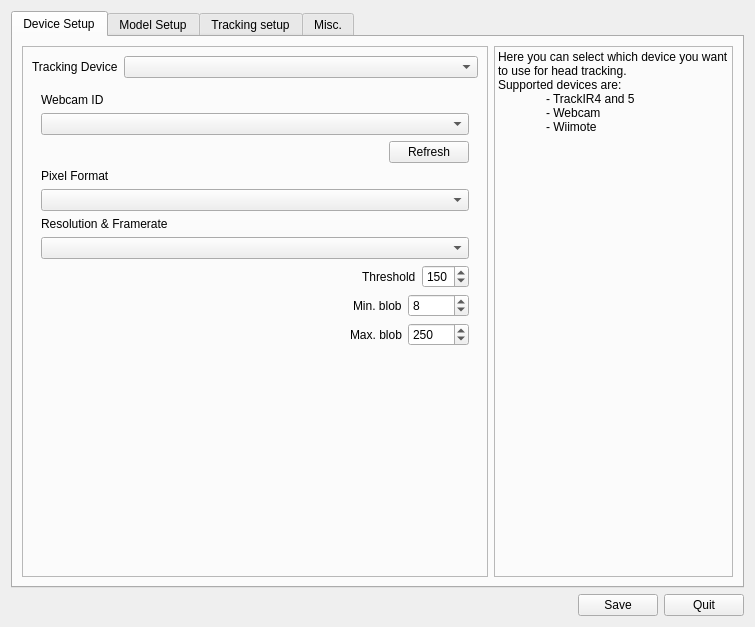
Before: the Qt Designer form branches/michal/src/qt_gui/ltr.ui in uglyDwarf/linuxtrack, drawn with Qt 5.
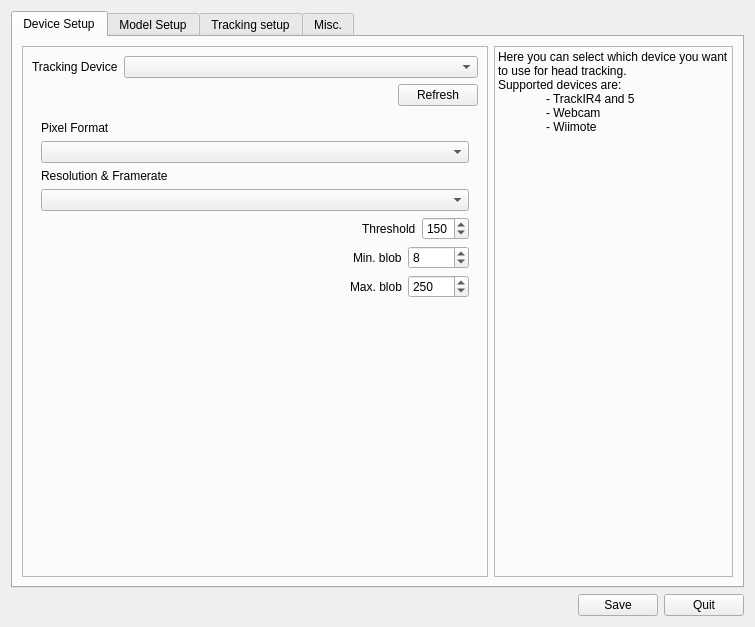
After: the same form once the commit is applied. Icons and pictures are not drawn.

```diff
--- a/branches/michal/src/qt_gui/ltr.ui
+++ b/branches/michal/src/qt_gui/ltr.ui
@@ -49,26 +49,7 @@
                 <item row="0" column="1">
                  <widget class="QComboBox" name="DeviceSelector"/>
                 </item>
-               </layout>
-              </item>
-              <item>
-               <widget class="QStackedWidget" name="DeviceSetupStack">
-                <property name="currentIndex">
-                 <number>0</number>
-                </property>
-                <widget class="QWidget" name="page">
-                 <layout class="QVBoxLayout" name="verticalLayout">
-                  <item>
-                   <widget class="QLabel" name="label_13">
-                    <property name="text">
-                     <string>Webcam ID</string>
-                    </property>
-                   </widget>
-                  </item>
-                  <item>
-                   <widget class="QComboBox" name="WebcamIDs"/>
-                  </item>
-                  <item>
+                <item row="1" column="1">
                    <layout class="QHBoxLayout" name="horizontalLayout_11">
                     <item>
                      <spacer name="horizontalSpacer">
@@ -92,6 +73,22 @@
                     </item>
                    </layout>
                   </item>
+                <item row="1" column="0">
+                 <widget class="QLabel" name="label_13">
+                  <property name="text">
+                   <string/>
+                  </property>
+                 </widget>
+                </item>
+               </layout>
+              </item>
+              <item>
+               <widget class="QStackedWidget" name="DeviceSetupStack">
+                <property name="currentIndex">
+                 <number>0</number>
+                </property>
+                <widget class="QWidget" name="page">
+                 <layout class="QVBoxLayout" name="verticalLayout">
                   <item>
                    <widget class="QLabel" name="label_14">
                     <property name="text">
```
Left out of the diff: 2 changed lines with no effect on the pictures. Lines whose indentation alone changed are shown as unchanged.
